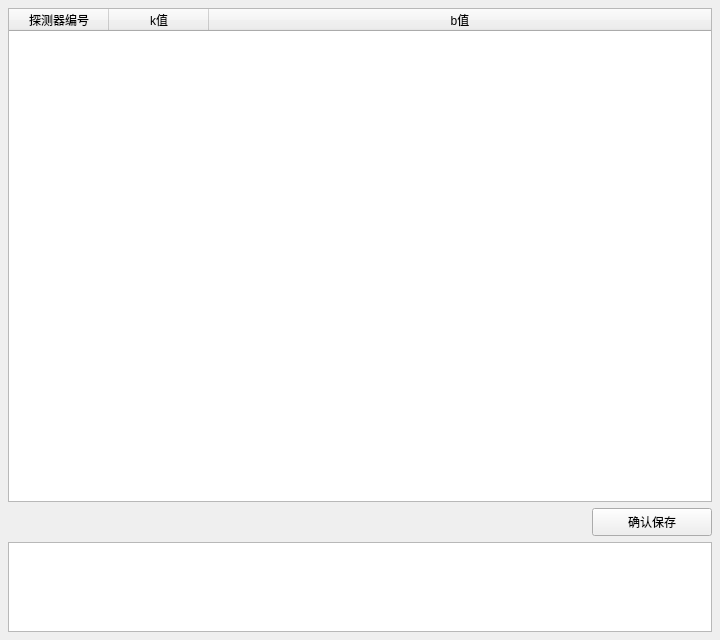
Before: the Qt Designer form energycalibration.ui in MrXiaomao/HXR_Detector, drawn with Qt 5.
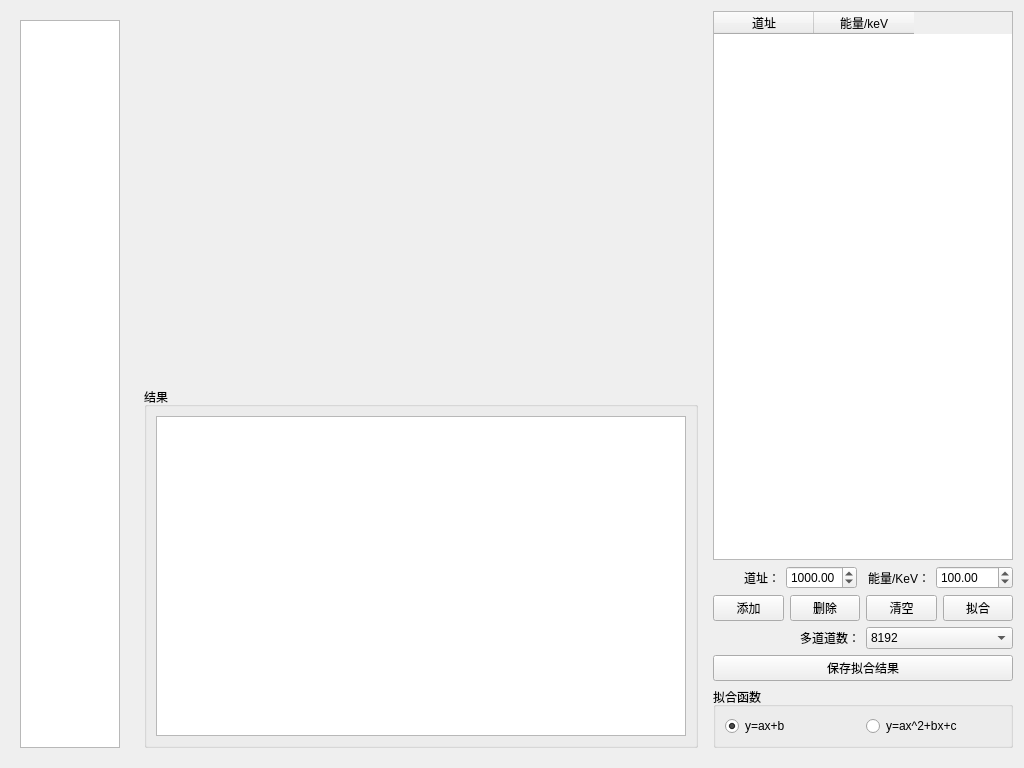
After: the same form once the commit is applied.

Commit message: 恢复能量刻度界面到以前的状态：输入刻度点，给出拟合曲线，并且增加了多道道数。

```diff
--- a/energycalibration.ui
+++ b/energycalibration.ui
@@ -9,92 +9,417 @@
    <rect>
     <x>0</x>
     <y>0</y>
-    <width>720</width>
-    <height>640</height>
+    <width>1024</width>
+    <height>768</height>
    </rect>
   </property>
   <property name="windowTitle">
    <string>能量刻度</string>
   </property>
-  <layout class="QVBoxLayout" name="verticalLayout">
-   <property name="leftMargin">
-    <number>8</number>
-   </property>
-   <property name="topMargin">
-    <number>8</number>
-   </property>
-   <property name="rightMargin">
-    <number>8</number>
-   </property>
-   <property name="bottomMargin">
-    <number>8</number>
-   </property>
+  <property name="styleSheet">
+   <string notr="true"/>
+  </property>
+  <layout class="QHBoxLayout" name="horizontalLayout_2">
    <item>
-    <widget class="QTableWidget" name="tableWidget">
-     <property name="alternatingRowColors">
-      <bool>true</bool>
+    <widget class="QWidget" name="widget_left" native="true">
+     <layout class="QVBoxLayout" name="verticalLayout_4">
+      <item>
+       <widget class="QTableWidget" name="tableWidget_det">
+        <property name="sizePolicy">
+         <sizepolicy hsizetype="Preferred" vsizetype="Expanding">
+          <horstretch>0</horstretch>
+          <verstretch>0</verstretch>
+         </sizepolicy>
+        </property>
+        <property name="maximumSize">
+         <size>
+          <width>100</width>
+          <height>16777215</height>
+         </size>
+        </property>
+        <attribute name="verticalHeaderVisible">
+         <bool>false</bool>
+        </attribute>
+        <row>
+         <property name="text">
+          <string>谱仪#1</string>
+         </property>
+        </row>
+        <row>
+         <property name="text">
+          <string>谱仪#2</string>
+         </property>
+        </row>
+        <row>
+         <property name="text">
+          <string>谱仪#3</string>
+         </property>
+        </row>
+        <row>
+         <property name="text">
+          <string>谱仪#4</string>
+         </property>
+        </row>
+        <row>
+         <property name="text">
+          <string>谱仪#5</string>
+         </property>
+        </row>
+        <row>
+         <property name="text">
+          <string>谱仪#6</string>
+         </property>
+        </row>
+        <row>
+         <property name="text">
+          <string>谱仪#7</string>
+         </property>
+        </row>
+        <row>
+         <property name="text">
+          <string>谱仪#8</string>
+         </property>
+        </row>
+        <row>
+         <property name="text">
+          <string>谱仪#9</string>
+         </property>
+        </row>
+        <row>
+         <property name="text">
+          <string>谱仪#10</string>
+         </property>
+        </row>
+        <row>
+         <property name="text">
+          <string>谱仪#11</string>
+         </property>
+        </row>
+        <row>
+         <property name="text">
+          <string>谱仪#12</string>
+         </property>
+        </row>
+        <row>
+         <property name="text">
+          <string>谱仪#13</string>
+         </property>
+        </row>
+        <row>
+         <property name="text">
+          <string>谱仪#14</string>
+         </property>
+        </row>
+        <row>
+         <property name="text">
+          <string>谱仪#15</string>
+         </property>
+        </row>
+        <row>
+         <property name="text">
+          <string>谱仪#16</string>
+         </property>
+        </row>
+        <row>
+         <property name="text">
+          <string>谱仪#17</string>
+         </property>
+        </row>
+        <row>
+         <property name="text">
+          <string>谱仪#18</string>
+         </property>
+        </row>
+        <row>
+         <property name="text">
+          <string>谱仪#19</string>
+         </property>
+        </row>
+        <row>
+         <property name="text">
+          <string>谱仪#20</string>
+         </property>
+        </row>
+        <row>
+         <property name="text">
+          <string>谱仪#21</string>
+         </property>
+        </row>
+        <row>
+         <property name="text">
+          <string>谱仪#22</string>
+         </property>
+        </row>
+        <row>
+         <property name="text">
+          <string>谱仪#23</string>
+         </property>
+        </row>
+        <row>
+         <property name="text">
+          <string>谱仪#24</string>
+         </property>
+        </row>
+       </widget>
+      </item>
+     </layout>
+    </widget>
+   </item>
+   <item>
+    <widget class="QWidget" name="widget_middle" native="true">
+     <layout class="QVBoxLayout" name="verticalLayout_2">
+      <item>
+       <widget class="QWidget" name="widget_plot" native="true">
+        <property name="sizePolicy">
+         <sizepolicy hsizetype="Preferred" vsizetype="Expanding">
+          <horstretch>0</horstretch>
+          <verstretch>0</verstretch>
+         </sizepolicy>
+        </property>
+        <property name="minimumSize">
+         <size>
+          <width>0</width>
+          <height>0</height>
+         </size>
+        </property>
+        <property name="maximumSize">
+         <size>
+          <width>16777215</width>
+          <height>16777215</height>
+         </size>
+        </property>
+        <layout class="QGridLayout" name="gridLayout_3">
+         <property name="leftMargin">
+          <number>0</number>
+         </property>
+         <property name="topMargin">
+          <number>0</number>
+         </property>
+         <property name="rightMargin">
+          <number>0</number>
+         </property>
+         <property name="bottomMargin">
+          <number>0</number>
+         </property>
+        </layout>
+       </widget>
+      </item>
+      <item>
+       <widget class="QGroupBox" name="groupBox_2">
+        <property name="sizePolicy">
+         <sizepolicy hsizetype="Preferred" vsizetype="Minimum">
+          <horstretch>0</horstretch>
+          <verstretch>0</verstretch>
+         </sizepolicy>
+        </property>
+        <property name="title">
+         <string>结果</string>
+        </property>
+        <layout class="QVBoxLayout" name="verticalLayout_3">
+         <item>
+          <widget class="QPlainTextEdit" name="plainTextEdit_log"/>
+         </item>
+        </layout>
+       </widget>
+      </item>
+     </layout>
+    </widget>
+   </item>
+   <item>
+    <widget class="QWidget" name="widget" native="true">
+     <property name="minimumSize">
+      <size>
+       <width>200</width>
+       <height>0</height>
+      </size>
      </property>
-     <attribute name="horizontalHeaderStretchLastSection">
-      <bool>true</bool>
-     </attribute>
-     <column>
-      <property name="text">
-       <string>探测器编号</string>
-      </property>
-     </column>
-     <column>
-      <property name="text">
-       <string>k值</string>
-      </property>
-     </column>
-     <column>
-      <property name="text">
-       <string>b值</string>
-      </property>
-     </column>
-    </widget>
-   </item>
-   <item>
-    <layout class="QHBoxLayout" name="horizontalLayout">
-     <item>
-      <spacer name="horizontalSpacer">
-       <property name="orientation">
-        <enum>Qt::Horizontal</enum>
-       </property>
-       <property name="sizeHint" stdset="0">
-        <size>
-         <width>40</width>
-         <height>20</height>
-        </size>
-       </property>
-      </spacer>
-     </item>
-     <item>
-      <widget class="QPushButton" name="bt_SaveFit">
-       <property name="minimumSize">
-        <size>
-         <width>120</width>
-         <height>28</height>
-        </size>
-       </property>
-       <property name="text">
-        <string>确认保存</string>
-       </property>
-      </widget>
-     </item>
-    </layout>
-   </item>
-   <item>
-    <widget class="QPlainTextEdit" name="plainTextEdit_log">
      <property name="maximumSize">
       <size>
-       <width>16777215</width>
-       <height>90</height>
+       <width>300</width>
+       <height>16777215</height>
       </size>
      </property>
-     <property name="readOnly">
-      <bool>true</bool>
-     </property>
+     <layout class="QVBoxLayout" name="verticalLayout">
+      <property name="leftMargin">
+       <number>0</number>
+      </property>
+      <property name="topMargin">
+       <number>0</number>
+      </property>
+      <property name="rightMargin">
+       <number>0</number>
+      </property>
+      <item>
+       <widget class="QTableWidget" name="tableWidget">
+        <attribute name="verticalHeaderVisible">
+         <bool>true</bool>
+        </attribute>
+        <column>
+         <property name="text">
+          <string>道址</string>
+         </property>
+        </column>
+        <column>
+         <property name="text">
+          <string>能量/keV</string>
+         </property>
+        </column>
+       </widget>
+      </item>
+      <item>
+       <layout class="QHBoxLayout" name="horizontalLayout">
+        <item>
+         <widget class="QLabel" name="label">
+          <property name="text">
+           <string>道址：</string>
+          </property>
+          <property name="alignment">
+           <set>Qt::AlignRight|Qt::AlignTrailing|Qt::AlignVCenter</set>
+          </property>
+         </widget>
+        </item>
+        <item>
+         <widget class="QDoubleSpinBox" name="doubleSpinBox_x">
+          <property name="maximum">
+           <double>8192.000000000000000</double>
+          </property>
+          <property name="value">
+           <double>1000.000000000000000</double>
+          </property>
+         </widget>
+        </item>
+        <item>
+         <widget class="QLabel" name="label_2">
+          <property name="text">
+           <string>能量/KeV：</string>
+          </property>
+          <property name="alignment">
+           <set>Qt::AlignRight|Qt::AlignTrailing|Qt::AlignVCenter</set>
+          </property>
+         </widget>
+        </item>
+        <item>
+         <widget class="QDoubleSpinBox" name="doubleSpinBox_y">
+          <property name="maximum">
+           <double>10000.000000000000000</double>
+          </property>
+          <property name="singleStep">
+           <double>100.000000000000000</double>
+          </property>
+          <property name="value">
+           <double>100.000000000000000</double>
+          </property>
+         </widget>
+        </item>
+       </layout>
+      </item>
+      <item>
+       <layout class="QHBoxLayout" name="horizontalLayout_3">
+        <item>
+         <widget class="QPushButton" name="pushButton_add">
+          <property name="text">
+           <string>添加</string>
+          </property>
+         </widget>
+        </item>
+        <item>
+         <widget class="QPushButton" name="pushButton_del">
+          <property name="text">
+           <string>删除</string>
+          </property>
+         </widget>
+        </item>
+        <item>
+         <widget class="QPushButton" name="btn_clearTable">
+          <property name="text">
+           <string>清空</string>
+          </property>
+         </widget>
+        </item>
+        <item>
+         <widget class="QPushButton" name="pushButton_fit">
+          <property name="text">
+           <string>拟合</string>
+          </property>
+         </widget>
+        </item>
+       </layout>
+      </item>
+      <item>
+       <layout class="QHBoxLayout" name="horizontalLayout_spectrumLength">
+        <item>
+         <widget class="QLabel" name="label_spectrumLength">
+          <property name="text">
+           <string>多道道数：</string>
+          </property>
+          <property name="alignment">
+           <set>Qt::AlignRight|Qt::AlignTrailing|Qt::AlignVCenter</set>
+          </property>
+         </widget>
+        </item>
+        <item>
+         <widget class="QComboBox" name="comboBox_spectrumLength">
+          <property name="currentIndex">
+           <number>3</number>
+          </property>
+          <item>
+           <property name="text">
+            <string>1024</string>
+           </property>
+          </item>
+          <item>
+           <property name="text">
+            <string>2048</string>
+           </property>
+          </item>
+          <item>
+           <property name="text">
+            <string>4096</string>
+           </property>
+          </item>
+          <item>
+           <property name="text">
+            <string>8192</string>
+           </property>
+          </item>
+         </widget>
+        </item>
+       </layout>
+      </item>
+      <item>
+       <widget class="QPushButton" name="bt_SaveFit">
+        <property name="text">
+         <string>保存拟合结果</string>
+        </property>
+       </widget>
+      </item>
+      <item>
+       <widget class="QGroupBox" name="groupBox">
+        <property name="title">
+         <string>拟合函数</string>
+        </property>
+        <layout class="QGridLayout" name="gridLayout">
+         <item row="0" column="0">
+          <widget class="QRadioButton" name="btnFit1">
+           <property name="text">
+            <string>y=ax+b</string>
+           </property>
+           <property name="checked">
+            <bool>true</bool>
+           </property>
+          </widget>
+         </item>
+         <item row="0" column="1">
+          <widget class="QRadioButton" name="btnFit2">
+           <property name="text">
+            <string>y=ax^2+bx+c</string>
+           </property>
+          </widget>
+         </item>
+        </layout>
+       </widget>
+      </item>
+     </layout>
     </widget>
    </item>
   </layout>
```
The commit also changes 12 other files.
